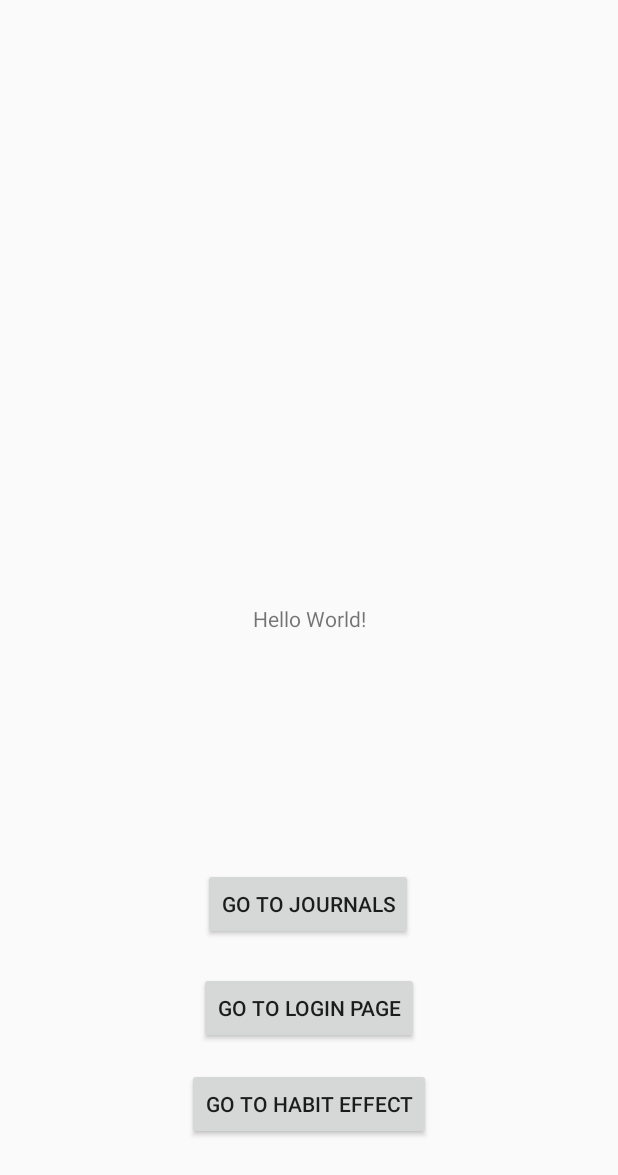
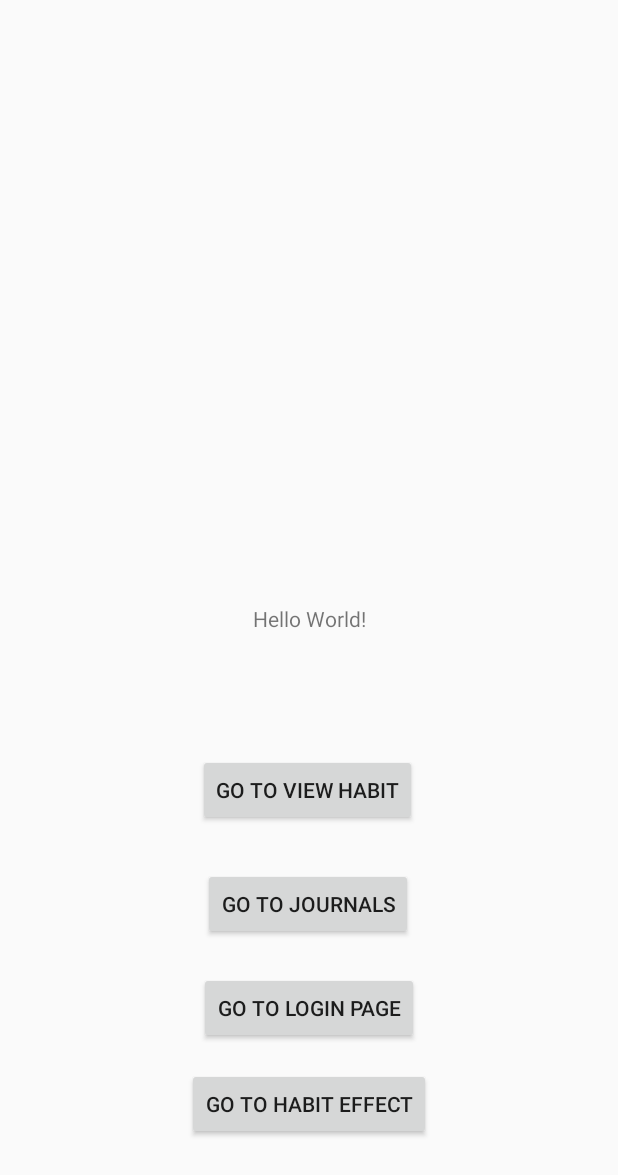
Before and after one commit to nelshaw/incrementum, an Android app: the screen it shows after launch (MainActivity), on a phone screen of 412 x 824 dp. Shown: the top 1175 px of the screen. Run offline under Robolectric (Android 15) with nearby library versions, the light colour scheme and no system bars; libraries missing offline, so code that uses them is left out: com.mongodb.stitch, org.bson; 4 statements that could not run were skipped.

Commit message:
added button to go to directly to habits section

```diff
--- a/app/src/main/java/com/example/incrementum/MainActivity.java
+++ b/app/src/main/java/com/example/incrementum/MainActivity.java
@@ -38,7 +38,7 @@ public class MainActivity extends AppCompatActivity {
     Button goto_login_button;
     Button journal;
     TextView title;
-
+    Button habit;
     @Override
     protected void onCreate(Bundle savedInstanceState) {
         super.onCreate(savedInstanceState);
@@ -102,7 +102,14 @@ public class MainActivity extends AppCompatActivity {
             }
         });
 
+        habit = findViewById(R.id.habit);
 
+        habit.setOnClickListener(new View.OnClickListener() {
+            @Override
+            public void onClick(View v) {
+              openHabitActivity();
+            }
+        });
 
 
       // find button by id
@@ -150,4 +157,9 @@ public class MainActivity extends AppCompatActivity {
     startActivity(intent);
   }
 
+  public void openHabitActivity(){
+      Intent intent = new Intent(this, ViewHabitActivity.class);
+      startActivity(intent);
+  }
+
 }
--- a/app/src/main/res/layout/activity_main.xml
+++ b/app/src/main/res/layout/activity_main.xml
@@ -47,4 +47,14 @@
     app:layout_constraintBottom_toBottomOf="parent"
     app:layout_constraintStart_toStartOf="parent" />
 
+  <Button
+      android:id="@+id/habit"
+      android:layout_width="wrap_content"
+      android:layout_height="wrap_content"
+      android:layout_marginStart="132dp"
+      android:layout_marginBottom="28dp"
+      android:text="Go to view habit"
+      app:layout_constraintBottom_toTopOf="@+id/journal"
+      app:layout_constraintStart_toStartOf="parent" />
+
 </androidx.constraintlayout.widget.ConstraintLayout>
```
